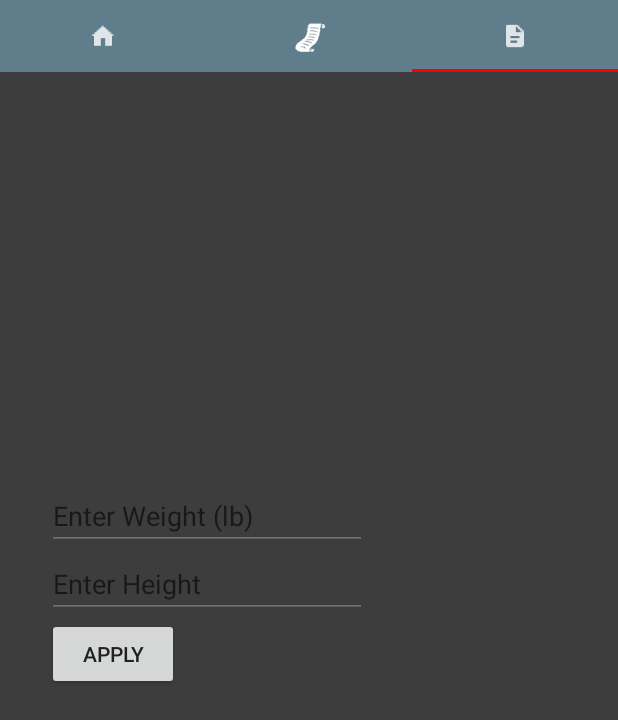
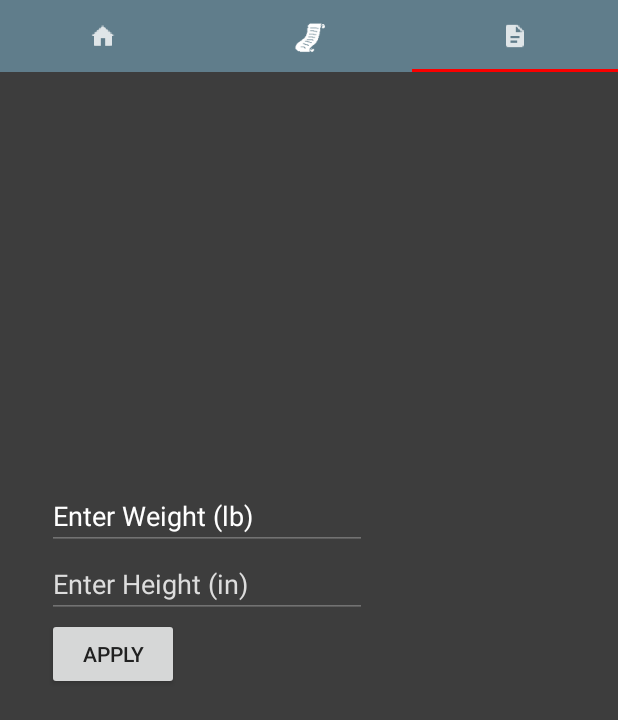
Before and after one commit to fyyhr/DNF, an Android app: the screen it shows after launch (MainActivity), tab 3 chosen, on a phone screen of 412 x 824 dp. Shown: the top 720 px of the screen. Run offline under Robolectric (Android 15) with nearby library versions, the phone set to English and light mode, and no system bars; libraries missing offline, so code that uses them is left out: com.akexorcist.roundcornerprogressbar; 5 statements that could not run were skipped.

Commit message:
+ added LIGHTS = made tab 3 better, adding some info and taking away test values

```diff
--- a/app/src/main/java/com/example/darkdark/app/SecFragment.java
+++ b/app/src/main/java/com/example/darkdark/app/SecFragment.java
@@ -382,13 +382,14 @@ public class SecFragment extends Fragment implements SensorEventListener{
 
 
         Notification.Builder builder = new Notification.Builder(getActivity()); //this to getActivity
-        builder.setContentTitle("Scheduled Notification");
+        builder.setContentTitle("Hey, Listen!");
         builder.setContentText(content);
         builder.setSmallIcon(R.drawable.ic_notif);
 
         if(!(hourofday >=22||hourofday<=5)) {
             Uri alarmSound = RingtoneManager.getDefaultUri(RingtoneManager.TYPE_NOTIFICATION);
             builder.setSound(alarmSound);
+            builder.setLights(0xffcc00cc,1,0);
         }
 
         return builder.build();
--- a/app/src/main/res/layout/fragment_third.xml
+++ b/app/src/main/res/layout/fragment_third.xml
@@ -21,19 +21,21 @@
         android:id="@+id/editWeight"
         android:hint="Enter Weight (lb)"
         android:layout_above="@+id/editHeight"
-        android:layout_alignStart="@+id/editHeight" />
+        android:layout_alignStart="@+id/editHeight"
+        android:textColorHint="#FFFFFF" />
 
     <EditText
-        android:textColor="#FFFFFF"
+        android:textColor="#DDDDDD"
         android:layout_width="wrap_content"
         android:layout_height="wrap_content"
         android:inputType="numberDecimal"
         android:ems="10"
         android:id="@+id/editHeight"
-        android:hint="Enter Height"
+        android:hint="Enter Height (in)"
         android:layout_above="@+id/buttonWH"
         android:layout_alignParentStart="true"
-        android:layout_marginStart="31dp" />
+        android:layout_marginStart="31dp"
+        android:textColorHint="#DDDDDD" />
 
     <TextView
         android:textColor="#FFFFFF"
@@ -56,6 +58,7 @@
         android:paddingRight="20dp" />
 
     <TextView
+        android:visibility = "gone"
         android:textColor="#FFFFFF"
         android:layout_width="wrap_content"
         android:layout_height="wrap_content"
```
